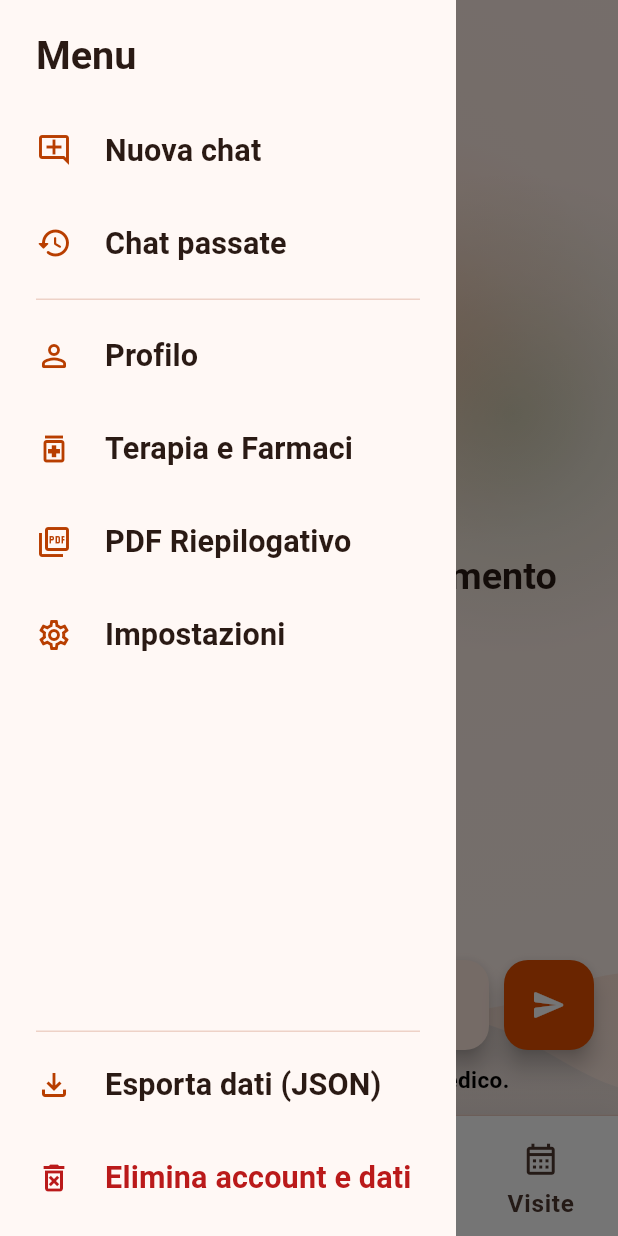
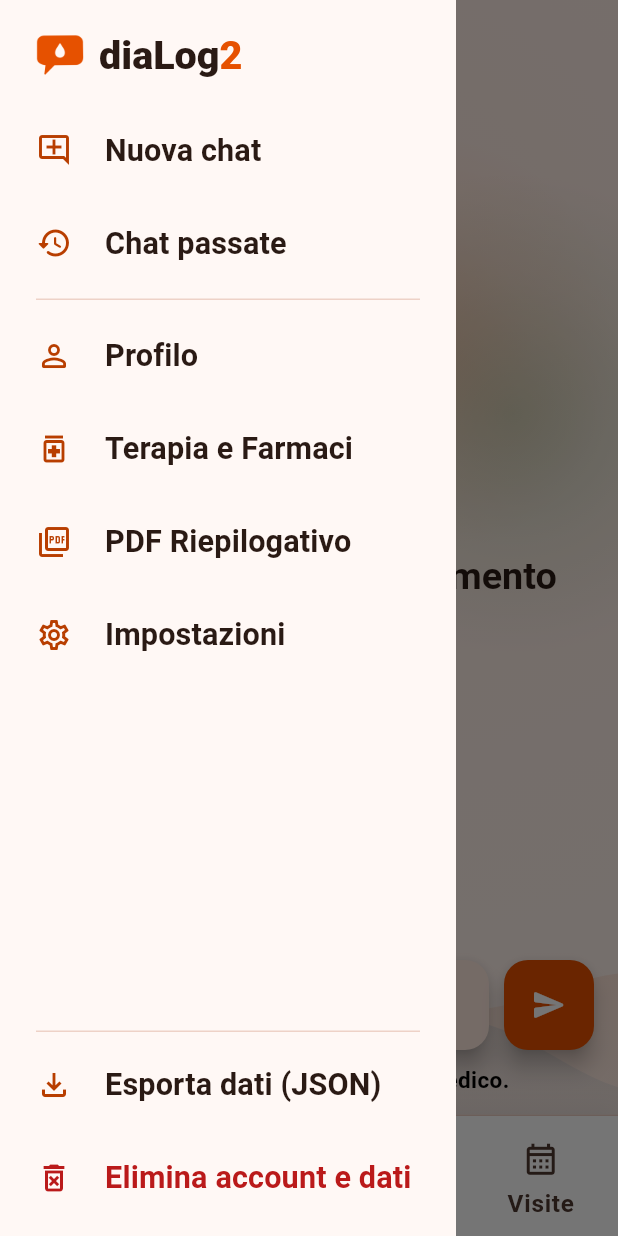
Before and after one commit to dade150/vitality-mobile, a Flutter app: the screen it shows once a user with an empty profile is signed in, in the side drawer, after a tap on "Menu", on a phone screen of 412 x 824 dp. Run offline on Flutter 3.47's test engine with Material 3 defaults, Android fonts, the phone set to English and light mode, and no system bars; our stand-ins replace file_picker, flutter_local_notifications, flutter_secure_storage, flutter_timezone, flutter_tts, google_fonts and 4 more; accounts and stored records are empty; Roboto replaces fonts that are missing (Atkinson Hyperlegible); statements that could not run were skipped.

Commit message:
feat(branding): rebranding in diaLog2 con nuovo logo dialog_symbol in login, menu e icone

```diff
--- a/lib/main.dart
+++ b/lib/main.dart
@@ -292,7 +292,7 @@ class _AppWithTheme extends StatelessWidget {
 
         return MaterialApp(
           navigatorKey: navigatorKey,
-          title: 'Vitality Assist',
+          title: 'diaLog2',
           debugShowCheckedModeBanner: false,
           themeMode: themeMode,
           theme: AppTheme.light(),
--- a/lib/screens/auth/login_screen.dart
+++ b/lib/screens/auth/login_screen.dart
@@ -62,29 +62,46 @@ class _LoginScreenState extends State<LoginScreen> {
                 child: Column(
                   mainAxisSize: MainAxisSize.min,
                   children: [
-                    Container(
-                      width: 80,
-                      height: 80,
-                      decoration: BoxDecoration(
-                        color: cs.primary,
-                        shape: BoxShape.circle,
-                        boxShadow: [
-                          BoxShadow(
-                            color: cs.primary.withValues(alpha: 0.3),
-                            blurRadius: 24,
-                            offset: const Offset(0, 8),
+                    Image.asset(
+                      'assets/logo/dialog_symbol.png',
+                      width: 92,
+                      height: 92,
+                      fit: BoxFit.contain,
+                    ),
+                    const SizedBox(height: 16),
+                    Text.rich(
+                      TextSpan(
+                        children: [
+                          TextSpan(
+                            text: 'diaLog',
+                            style: theme.textTheme.displaySmall?.copyWith(
+                              fontWeight: FontWeight.w800,
+                              color: cs.onSurface,
+                              letterSpacing: -0.5,
+                            ),
+                          ),
+                          TextSpan(
+                            text: '2',
+                            style: theme.textTheme.displaySmall?.copyWith(
+                              fontWeight: FontWeight.w900,
+                              color: cs.primary,
+                              letterSpacing: -0.5,
+                            ),
                           ),
                         ],
                       ),
-                      child: Icon(Icons.health_and_safety_rounded, color: cs.onPrimary, size: 40),
-                    ),
-                    const SizedBox(height: 24),
-                    Text(
-                      'Vitality Assist',
-                      style: theme.textTheme.displaySmall?.copyWith(fontWeight: FontWeight.w800),
                       textAlign: TextAlign.center,
                     ),
-                    const SizedBox(height: 40),
+                    const SizedBox(height: 6),
+                    Text(
+                      'Diabete · Coaching · Diario',
+                      style: theme.textTheme.bodyMedium?.copyWith(
+                        color: cs.onSurfaceVariant,
+                        fontWeight: FontWeight.w600,
+                      ),
+                      textAlign: TextAlign.center,
+                    ),
+                    const SizedBox(height: 36),
                     TextFormField(
                       controller: _emailController,
                       decoration: const InputDecoration(labelText: 'Email'),
--- a/lib/screens/chat/chat_drawer.dart
+++ b/lib/screens/chat/chat_drawer.dart
@@ -73,7 +73,7 @@ class ChatDrawer extends StatelessWidget {
       child: Column(
         crossAxisAlignment: CrossAxisAlignment.start,
         children: [
-          // Header pulito ed essenziale: solo scritta "Menu" senza banner o icone ingombranti
+          // Header con logo dialog_symbol e nome diaLog2
           Padding(
             padding: EdgeInsets.fromLTRB(
               24,
@@ -81,13 +81,38 @@ class ChatDrawer extends StatelessWidget {
               24,
               12,
             ),
-            child: Text(
-              'Menu',
-              style: theme.textTheme.titleLarge?.copyWith(
-                fontWeight: FontWeight.w700,
-                color: cs.onSurface,
-                fontSize: 22,
-              ),
+            child: Row(
+              children: [
+                Image.asset(
+                  'assets/logo/dialog_symbol.png',
+                  width: 32,
+                  height: 32,
+                  fit: BoxFit.contain,
+                ),
+                const SizedBox(width: 10),
+                Text.rich(
+                  TextSpan(
+                    children: [
+                      TextSpan(
+                        text: 'diaLog',
+                        style: theme.textTheme.titleLarge?.copyWith(
+                          fontWeight: FontWeight.w800,
+                          color: cs.onSurface,
+                          fontSize: 22,
+                        ),
+                      ),
+                      TextSpan(
+                        text: '2',
+                        style: theme.textTheme.titleLarge?.copyWith(
+                          fontWeight: FontWeight.w900,
+                          color: cs.primary,
+                          fontSize: 22,
+                        ),
+                      ),
+                    ],
+                  ),
+                ),
+              ],
             ),
           ),
 
--- a/lib/screens/chat/chat_screen.dart
+++ b/lib/screens/chat/chat_screen.dart
@@ -654,14 +654,15 @@ class _ChatScreenState extends State<ChatScreen> {
                   highlightColor: menuColor.withValues(alpha: 0.1),
                   onTap: () => Scaffold.of(scaffoldContext).openDrawer(),
                   child: Padding(
-                    padding: const EdgeInsets.symmetric(horizontal: 8, vertical: 6),
+                    padding: const EdgeInsets.symmetric(horizontal: 6, vertical: 6),
                     child: Row(
                       mainAxisSize: MainAxisSize.min,
                       children: [
-                        Icon(
-                          Icons.menu_rounded,
-                          color: menuColor,
-                          size: 24,
+                        Image.asset(
+                          'assets/logo/dialog_symbol.png',
+                          width: 28,
+                          height: 28,
+                          fit: BoxFit.contain,
                         ),
                         const SizedBox(width: 6),
                         Text(
--- a/lib/services/gdpr_service.dart
+++ b/lib/services/gdpr_service.dart
@@ -58,7 +58,7 @@ class GdprService {
 
     final bundle = {
       'metadata': {
-        'application': 'Vitality Assist',
+        'application': 'diaLog2',
         'gdpr_reference': 'Art. 20 Regolamento (UE) 2016/679 (Diritto alla portabilità dei dati)',
         'schema_version': '1.0',
         'exported_at': DateTime.now().toUtc().toIso8601String(),
--- a/lib/widgets/legal_documents_sheet.dart
+++ b/lib/widgets/legal_documents_sheet.dart
@@ -55,13 +55,13 @@ class LegalDocumentsSheet extends StatelessWidget {
     _LegalSection(
       heading: '1. Natura del Servizio (Health Coaching Educazionale)',
       body:
-          'Vitality Assist è un assistente conversazionale di supporto motivazionale, educazionale e di stile di vita dedicato alle persone con Diabete Mellito di Tipo 2.\n'
+          'diaLog2 è un assistente conversazionale di supporto motivazionale, educazionale e di stile di vita dedicato alle persone con Diabete Mellito di Tipo 2.\n'
           'L\'applicazione aiuta l\'utente a tenere traccia del proprio diario giornaliero (glicemie, pasti, attività fisica, terapie prescritte dal medico, appuntamenti e referti) e fornisce informazioni educative basate su linee guida cliniche ufficiali.',
     ),
     _LegalSection(
       heading: '2. Esclusione di Dispositivo Medico (MDR UE 2017/745)',
       body:
-          'Vitality Assist NON è un dispositivo medico ai sensi del Regolamento (UE) 2017/745 (MDR) e non sostituisce in alcun modo il medico curante o il diabetologo.\n'
+          'diaLog2 NON è un dispositivo medico ai sensi del Regolamento (UE) 2017/745 (MDR) e non sostituisce in alcun modo il medico curante o il diabetologo.\n'
           '• L\'assistente AI non formula diagnosi mediche.\n'
           '• L\'assistente AI non prescrive farmaci e non suggerisce né modifica dosaggi di insulina o di ipoglicemizzanti orali.\n'
           '• Qualsiasi decisione terapeutica o clinica deve essere sempre concordata con il proprio medico.',
@@ -69,7 +69,7 @@ class LegalDocumentsSheet extends StatelessWidget {
     _LegalSection(
       heading: '3. Gestione delle Emergenze Sanitarie',
       body:
-          'Vitality Assist non è un servizio di pronto soccorso né di telemedicina d\'urgenza. In presenza di sintomi acuti (ipoglicemia severa, iperglicemia critica, dolore toracico, difficoltà respiratoria, stato confusionale o malessere improvviso), non attendere la risposta dell\'app: contatta immediatamente il 112 o recati al Pronto Soccorso.',
+          'diaLog2 non è un servizio di pronto soccorso né di telemedicina d\'urgenza. In presenza di sintomi acuti (ipoglicemia severa, iperglicemia critica, dolore toracico, difficoltà respiratoria, stato confusionale o malessere improvviso), non attendere la risposta dell\'app: contatta immediatamente il 112 o recati al Pronto Soccorso.',
     ),
     _LegalSection(
       heading: '4. Conferma Umana dei Dati Estratti (Human-in-the-Loop)',
@@ -82,7 +82,7 @@ class LegalDocumentsSheet extends StatelessWidget {
     _LegalSection(
       heading: '1. Categorie di Dati Trattati (Art. 9 GDPR)',
       body:
-          'Per erogare il servizio di diario e coaching, Vitality Assist tratta:\n'
+          'Per erogare il servizio di diario e coaching, diaLog2 tratta:\n'
           '• Dati anagrafici e di contatto (nome, cognome, data di nascita, sesso biologico, email).\n'
           '• Categorie particolari di dati relativi alla salute (Art. 9 GDPR): misurazioni glicemiche, pressione arteriosa, emoglobina glicata (HbA1c), profilo lipidico, diario alimentare, attività fisica, piano terapeutico, visite mediche, testo/immagini di referti caricati e cronologia della chat.',
     ),
--- a/pubspec.yaml
+++ b/pubspec.yaml
@@ -1,5 +1,5 @@
 name: vitality_assist
-description: "Vitality Assist - assistente per la gestione della salute quotidiana."
+description: "diaLog2 - Assistente conversazionale per la gestione del diabete di tipo 2."
 publish_to: 'none'
 version: 1.0.0+1
 
@@ -32,3 +32,5 @@ dev_dependencies:
 
 flutter:
   uses-material-design: true
+  assets:
+    - assets/logo/
```
Also changed, not shown: assets/logo/app_icon.png (added), assets/logo/app_icon.svg (added), assets/logo/dialog_symbol.png (added), assets/logo/dialog_symbol.svg (added), assets/logo/icon_foreground.png (added), assets/logo/icon_foreground.svg (added), logo/dialog_logo_assets/app_icon.png (added), logo/dialog_logo_assets/app_icon.svg (added), logo/dialog_logo_assets/dialog_symbol.png (added), logo/dialog_logo_assets/dialog_symbol.svg (added), logo/dialog_logo_assets/icon_foreground.png (added), logo/dialog_logo_assets/icon_foreground.svg (added), 6 other files.
